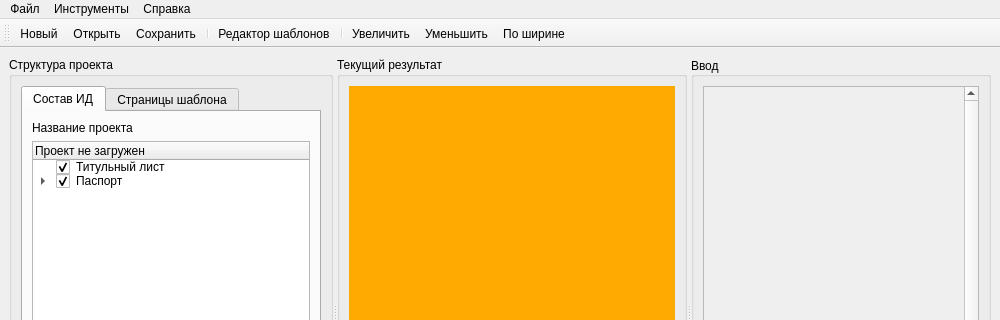
Above: designer/mainwindow.ui from Artemako/auto-exec-doc before the change; both pictures show x 0 to 1000 and y 0 to 320 of the 1000 by 600 pixel window. Below: the same form after it.
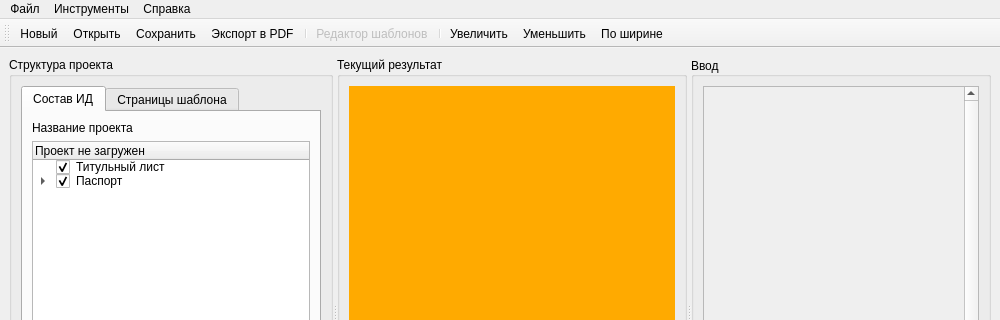
That is the form after the change. Icons and pictures are not drawn. Custom widgets are drawn as their Qt base class.

Commit message: чуть обновил БД, warning окно для Export

```diff
--- a/designer/mainwindow.ui
+++ b/designer/mainwindow.ui
@@ -312,6 +312,7 @@
    <addaction name="action_new"/>
    <addaction name="action_open"/>
    <addaction name="action_save"/>
+   <addaction name="action_export_to_pdf"/>
    <addaction name="separator"/>
    <addaction name="action_edit_templates"/>
    <addaction name="separator"/>
@@ -343,6 +344,9 @@
    </property>
   </action>
   <action name="action_save">
+   <property name="enabled">
+    <bool>true</bool>
+   </property>
    <property name="icon">
     <iconset resource="../resources.qrc">
      <normaloff>:/icons/icons/save.svg</normaloff>:/icons/icons/save.svg</iconset>
@@ -385,6 +389,9 @@
    </property>
   </action>
   <action name="action_edit_templates">
+   <property name="enabled">
+    <bool>false</bool>
+   </property>
    <property name="icon">
     <iconset resource="../resources.qrc">
      <normaloff>:/icons/icons/text-editor.svg</normaloff>:/icons/icons/text-editor.svg</iconset>
@@ -408,6 +415,15 @@
     <enum>QAction::NoRole</enum>
    </property>
   </action>
+  <action name="action_export_to_pdf">
+   <property name="icon">
+    <iconset resource="../resources.qrc">
+     <normaloff>:/icons/icons/export.svg</normaloff>:/icons/icons/export.svg</iconset>
+   </property>
+   <property name="text">
+    <string>Экспорт в PDF</string>
+   </property>
+  </action>
  </widget>
  <customwidgets>
   <customwidget>
```
Left out of the diff: 4 changed lines with no effect on the pictures. The commit also changes 18 other files.
